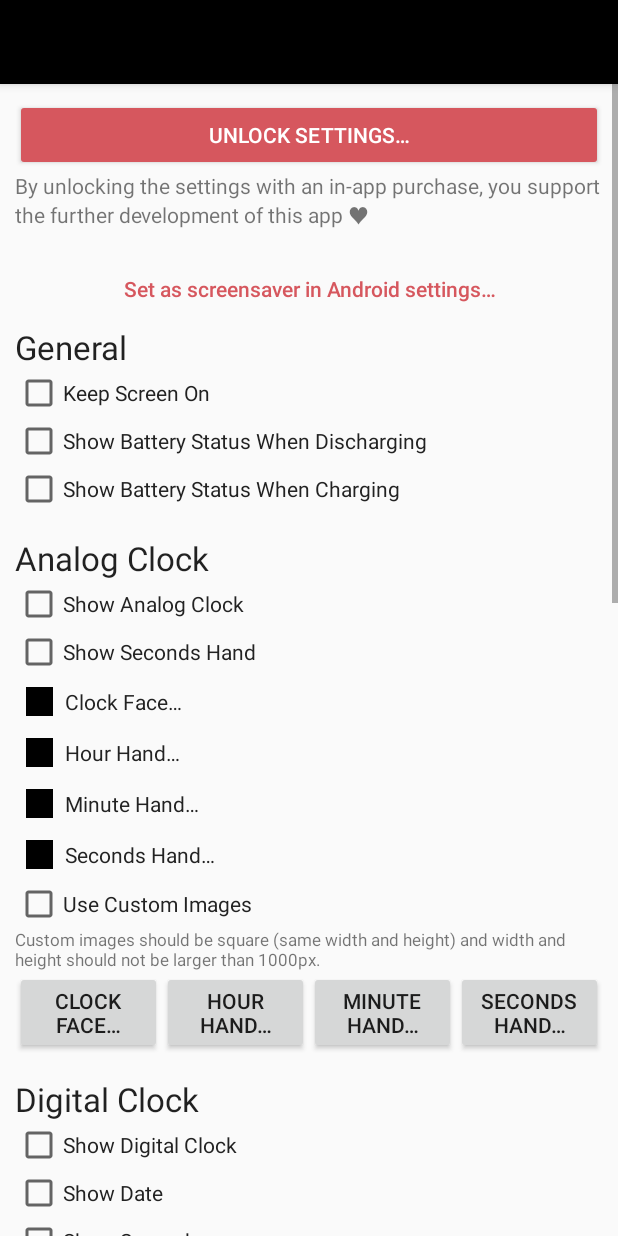
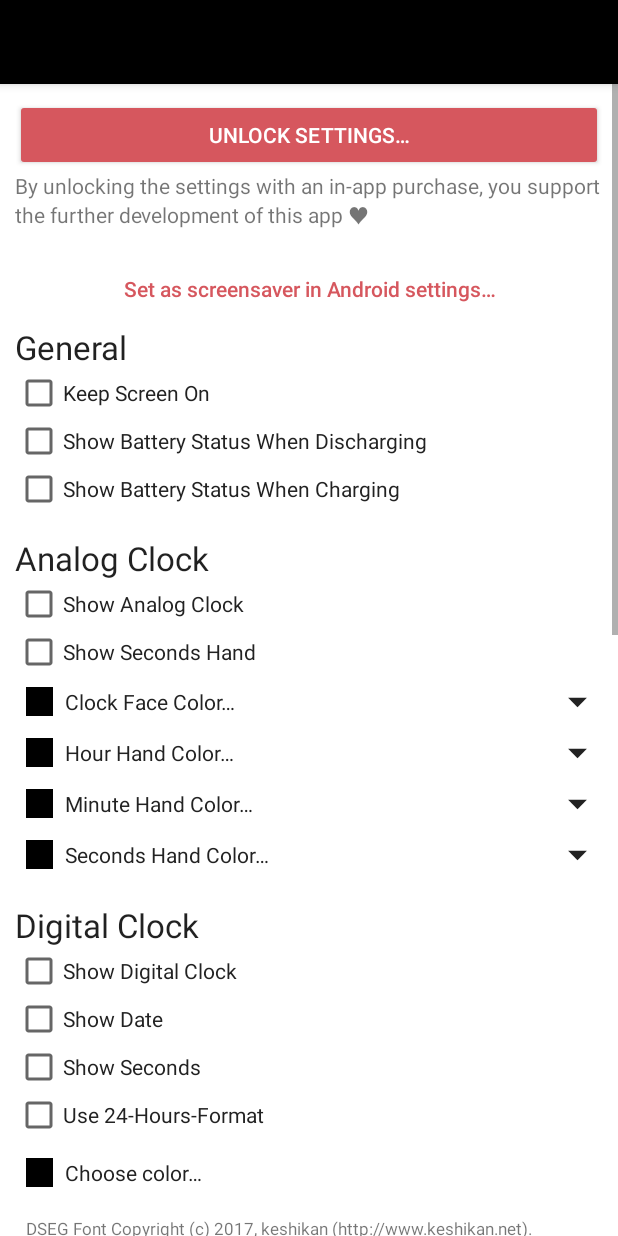
Before and after one commit to Vixen0219/Clock-mobile, an Android app: the layout activity_settings.xml on its own in the app's theme, with its tools: preview values and no code run, on a phone screen of 412 x 824 dp. Run offline under Robolectric (Android 15) with nearby library versions, the phone set to English and light mode, and no system bars.

Commit message:
improve analog clock image settings using spinners; improve styles.xml

```diff
--- a/app/src/main/AndroidManifest.xml
+++ b/app/src/main/AndroidManifest.xml
@@ -6,6 +6,9 @@
     <uses-permission android:name="android.permission.READ_CALENDAR" />
     <uses-permission android:name="com.android.vending.BILLING" />
     <uses-permission android:name="android.permission.INTERNET" />
+
+    <!-- do not remove - still necessary for older API levels <= 22 -->
+    <uses-permission android:name="android.permission.READ_EXTERNAL_STORAGE" />
 
     <uses-feature android:name="android.hardware.touchscreen" android:required="false" />
     <uses-feature android:name="android.software.leanback" android:required="false" />
--- /dev/null
+++ b/app/src/main/res/drawable/spinner_arrow.xml
@@ -0,0 +1,6 @@
+<?xml version="1.0" encoding="utf-8"?>
+<vector xmlns:android="http://schemas.android.com/apk/res/android"
+    android:height="30dp" android:width="30dp" android:tint="@color/colorSettingsCheckBoxes"
+    android:viewportHeight="24.0" android:viewportWidth="24.0">
+    <path android:fillColor="#FF000000" android:pathData="M7,10l5,5 5,-5z"/>
+</vector>
--- a/app/src/main/res/layout/activity_settings.xml
+++ b/app/src/main/res/layout/activity_settings.xml
@@ -149,8 +149,23 @@
                             android:layout_weight="1"
                             android:textColor="@color/checkbox_text_color"
                             android:duplicateParentState="true"
-                            android:text="@string/clock_face" />
+                            android:text="@string/clock_face_color" />
                     </LinearLayout>
+                    <FrameLayout
+                        android:layout_width="0dp"
+                        android:layout_height="match_parent"
+                        android:layout_weight="1">
+                        <ImageView
+                            android:layout_width="32dp"
+                            android:layout_height="30dp"
+                            android:paddingEnd="2dp"
+                            android:layout_gravity="center_vertical|end"
+                            android:src="@drawable/spinner_arrow" />
+                        <Spinner
+                            android:id="@+id/spinnerDesignAnalogFace"
+                            android:layout_width="match_parent"
+                            android:layout_height="match_parent" />
+                    </FrameLayout>
                 </LinearLayout>
 
                 <LinearLayout
@@ -181,8 +196,23 @@
                             android:layout_weight="1"
                             android:textColor="@color/checkbox_text_color"
                             android:duplicateParentState="true"
-                            android:text="@string/hour_hand" />
+                            android:text="@string/hour_hand_color" />
                     </LinearLayout>
+                    <FrameLayout
+                        android:layout_width="0dp"
+                        android:layout_height="match_parent"
+                        android:layout_weight="1">
+                        <ImageView
+                            android:layout_width="32dp"
+                            android:layout_height="30dp"
+                            android:paddingEnd="2dp"
+                            android:layout_gravity="center_vertical|end"
+                            android:src="@drawable/spinner_arrow" />
+                        <Spinner
+                            android:id="@+id/spinnerDesignAnalogHours"
+                            android:layout_width="match_parent"
+                            android:layout_height="match_parent" />
+                    </FrameLayout>
                 </LinearLayout>
 
                 <LinearLayout
@@ -213,8 +243,23 @@
                             android:layout_weight="1"
                             android:textColor="@color/checkbox_text_color"
                             android:duplicateParentState="true"
-                            android:text="@string/minute_hand" />
+                            android:text="@string/minute_hand_color" />
                     </LinearLayout>
+                    <FrameLayout
+                        android:layout_width="0dp"
+                        android:layout_height="match_parent"
+                        android:layout_weight="1">
+                        <ImageView
+                            android:layout_width="32dp"
+                            android:layout_height="30dp"
+                            android:paddingEnd="2dp"
+                            android:layout_gravity="center_vertical|end"
+                            android:src="@drawable/spinner_arrow" />
+                        <Spinner
+                            android:id="@+id/spinnerDesignAnalogMinutes"
+                            android:layout_width="match_parent"
+                            android:layout_height="match_parent" />
+                    </FrameLayout>
                 </LinearLayout>
 
                 <LinearLayout
@@ -245,52 +290,23 @@
                             android:layout_weight="1"
                             android:textColor="@color/checkbox_text_color"
                             android:duplicateParentState="true"
-                            android:text="@string/seconds_hand" />
+                            android:text="@string/seconds_hand_color" />
                     </LinearLayout>
-                </LinearLayout>
-
-                <CheckBox
-                    android:id="@+id/checkBoxOwnImageAnalog"
-                    android:layout_width="match_parent"
-                    android:layout_height="wrap_content"
-                    android:text="@string/use_own_images" />
-                <TextView
-                    android:layout_width="wrap_content"
-                    android:layout_height="match_parent"
-                    android:textSize="11sp"
-                    android:text="@string/own_images_note"/>
-                <LinearLayout
-                    android:orientation="horizontal"
-                    android:layout_width="match_parent"
-                    android:layout_height="wrap_content">
-                    <Button
-                        android:id="@+id/buttonChooseClockFace"
-                        android:layout_weight="1"
+                    <FrameLayout
                         android:layout_width="0dp"
-                        android:layout_height="wrap_content"
-                        android:onClick="onClickChooseClockFace"
-                        android:text="@string/clock_face" />
-                    <Button
-                        android:id="@+id/buttonChooseHoursHand"
-                        android:layout_weight="1"
-                        android:layout_width="0dp"
-                        android:layout_height="wrap_content"
-                        android:onClick="onClickChooseHoursHand"
-                        android:text="@string/hour_hand" />
-                    <Button
-                        android:id="@+id/buttonChooseMinutesHand"
-                        android:layout_weight="1"
-                        android:layout_width="0dp"
-                        android:layout_height="wrap_content"
-                        android:onClick="onClickChooseMinutesHand"
-                        android:text="@string/minute_hand" />
-                    <Button
-                        android:id="@+id/buttonChooseSecondsHand"
-                        android:layout_weight="1"
-                        android:layout_width="0dp"
-                        android:layout_height="wrap_content"
-                        android:onClick="onClickChooseSecondsHand"
-                        android:text="@string/seconds_hand" />
+                        android:layout_height="match_parent"
+                        android:layout_weight="1">
+                        <ImageView
+                            android:layout_width="32dp"
+                            android:layout_height="30dp"
+                            android:paddingEnd="2dp"
+                            android:layout_gravity="center_vertical|end"
+                            android:src="@drawable/spinner_arrow" />
+                        <Spinner
+                            android:id="@+id/spinnerDesignAnalogSeconds"
+                            android:layout_width="match_parent"
+                            android:layout_height="match_parent" />
+                    </FrameLayout>
                 </LinearLayout>
 
                 <Space
@@ -364,6 +380,7 @@
                 <TextView
                     android:layout_width="match_parent"
                     android:layout_height="wrap_content"
+                    android:padding="@dimen/padding_setting"
                     android:text="@string/dseg_font_note"
                     android:textSize="11sp" />
 
--- a/app/src/main/res/layout/dialog_color.xml
+++ b/app/src/main/res/layout/dialog_color.xml
@@ -34,7 +34,6 @@
 
             <SeekBar
                 android:id="@+id/seekBarRed"
-                android:background="@drawable/ripple_bg"
                 android:layout_width="0dp"
                 android:layout_height="wrap_content"
                 android:layout_row="0"
@@ -51,7 +50,6 @@
 
             <SeekBar
                 android:id="@+id/seekBarGreen"
-                android:background="@drawable/ripple_bg"
                 android:layout_width="0dp"
                 android:layout_height="wrap_content"
                 android:layout_row="1"
@@ -68,7 +66,6 @@
 
             <SeekBar
                 android:id="@+id/seekBarBlue"
-                android:background="@drawable/ripple_bg"
                 android:layout_width="0dp"
                 android:layout_height="wrap_content"
                 android:layout_row="2"
--- a/app/src/main/res/values-night/colors.xml
+++ b/app/src/main/res/values-night/colors.xml
@@ -2,4 +2,5 @@
 <resources>
     <color name="colorSettingsCheckBoxes">#fff</color>
     <color name="colorBackground">#181818</color> <!-- original: #303030 -->
+    <color name="colorBackgroundSecondary">#303030</color>
 </resources>
--- a/app/src/main/res/values-v31/styles.xml
+++ b/app/src/main/res/values-v31/styles.xml
@@ -1,22 +1,7 @@
 <?xml version="1.0" encoding="utf-8"?>
 <resources>
-
-    <style name="AppTheme" parent="Theme.AppCompat.DayNight">
-        <!-- Customize your theme here. -->
-        <item name="colorPrimary">@color/colorPrimary</item>
-        <item name="colorPrimaryDark">@color/colorPrimaryDark</item>
-        <item name="colorAccent">@color/colorAccent</item>
-        <item name="android:colorBackground">@color/colorBackground</item>
+    <style name="AppTheme" parent="BaseAppTheme">
+        <!-- fix the splash screen icon by filling the background -->
         <item name="android:windowSplashScreenIconBackgroundColor">@color/ic_launcher_background</item>
-
-        <!-- custom checkbox style to improve visibility on special (TV) devices -->
-        <item name="android:checkboxStyle">@style/MyCheckBoxStyle</item>
-        <!-- <item name="android:seekBarStyle">@style/MyCheckBoxStyle</item>
-            ... this should set the custom ripple for all seekbars but it's not working,
-            I now set the background manually on each seekbar ... pull requests welcome :) -->
-
-        <!-- No Action Bar -->
-        <item name="windowActionBar">false</item>
-        <item name="windowNoTitle">true</item>
     </style>
 </resources>
--- a/app/src/main/res/values/colors.xml
+++ b/app/src/main/res/values/colors.xml
@@ -5,5 +5,6 @@
     <color name="colorAccent">#d6575e</color>
     <color name="colorDefaultClock">#fff</color>
     <color name="colorSettingsCheckBoxes">#222</color>
-    <color name="colorBackground">#FAFAFA</color>
+    <color name="colorBackground">#FFFFFF</color>
+    <color name="colorBackgroundSecondary">#F2F2F2</color>
 </resources>
--- a/app/src/main/res/values/strings.xml
+++ b/app/src/main/res/values/strings.xml
@@ -43,10 +43,10 @@
     <string name="general">General</string>
     <string name="keep_screen_on">Keep Screen On</string>
     <string name="use_own_images">Use Custom Images</string>
-    <string name="clock_face">Clock Face…</string>
-    <string name="hour_hand">Hour Hand…</string>
-    <string name="minute_hand">Minute Hand…</string>
-    <string name="seconds_hand">Seconds Hand…</string>
+    <string name="clock_face_color">Clock Face Color…</string>
+    <string name="hour_hand_color">Hour Hand Color…</string>
+    <string name="minute_hand_color">Minute Hand Color…</string>
+    <string name="seconds_hand_color">Seconds Hand Color…</string>
     <string name="own_images_note">Custom images should be square (same width and height) and width and height should not be larger than 1000px.</string>
     <string name="choose_own_background_image">Choose Custom Background Image…</string>
     <string name="use_own_image">Use Custom Image</string>
@@ -81,4 +81,6 @@
     <string name="apply_for_all">Apply for all</string>
     <string name="buy_a_code">Buy a code…</string>
     <string name="unlock_code">Unlock Code</string>
+    <string name="default_design">Default Design</string>
+    <string name="custom_image">Custom Image…</string>
 </resources>
--- a/app/src/main/res/values/styles.xml
+++ b/app/src/main/res/values/styles.xml
@@ -1,23 +1,23 @@
 <resources>
 
-    <!-- Base application theme. -->
-    <style name="AppTheme" parent="Theme.AppCompat.DayNight">
-        <!-- Customize your theme here. -->
+    <!-- base application theme -->
+    <style name="BaseAppTheme" parent="Theme.AppCompat.DayNight">
+        <!-- app colors -->
         <item name="colorPrimary">@color/colorPrimary</item>
         <item name="colorPrimaryDark">@color/colorPrimaryDark</item>
         <item name="colorAccent">@color/colorAccent</item>
         <item name="android:colorBackground">@color/colorBackground</item>
 
-        <!-- custom checkbox style to improve visibility on special (TV) devices -->
-        <item name="android:checkboxStyle">@style/MyCheckBoxStyle</item>
-        <!-- <item name="android:seekBarStyle">@style/MyCheckBoxStyle</item>
-            ... this should set the custom ripple for all seekbars but it's not working,
-            I now set the background manually on each seekbar ... pull requests welcome :) -->
+        <!-- custom widget styles to improve visibility on special (TV) devices -->
+        <item name="checkboxStyle">@style/MyCheckBoxStyle</item>
+        <item name="seekBarStyle">@style/MySeekBarStyle</item>
+        <item name="spinnerStyle">@style/MySpinnerStyle</item>
 
-        <!-- No Action Bar -->
+        <!-- no action bar -->
         <item name="windowActionBar">false</item>
         <item name="windowNoTitle">true</item>
     </style>
+    <style name="AppTheme" parent="BaseAppTheme" />
 
     <style name="MyCheckBoxStyle" parent="Widget.AppCompat.CompoundButton.CheckBox">
         <!-- on Amazon Fire TV 4K, CheckBox label text is displayed in light gray on white, almost unreadable, so we set it manually to black -->
@@ -26,11 +26,26 @@
         <item name="android:background">@drawable/ripple_bg</item>
     </style>
 
+    <style name="MySeekBarStyle" parent="Widget.AppCompat.SeekBar">
+        <!-- increase visibility of the ripple (the highlight circle which appears when focusing the seekbar via (dpad) keys) -->
+        <item name="android:background">@drawable/ripple_bg</item>
+    </style>
+
+    <style name="MySpinnerStyle" parent="Widget.AppCompat.Spinner">
+        <!-- hide the default drop down arrow -->
+        <item name="android:background">?attr/selectableItemBackground</item>
+        <item name="android:paddingEnd">25dp</item>
+        <!-- increase the contrast of the dropdown menu to the activity background in dark mode by setting a custom background color -->
+        <item name="android:popupBackground">@color/colorBackgroundSecondary</item>
+    </style>
+
     <style name="Widget.AppCompat.Button.Colored" parent="@style/ThemeOverlay.AppCompat.DayNight">
+        <!-- force white text on colored buttons -->
         <item name="android:textColor">@color/color_button_text</item>
         <item name="backgroundTint">@color/color_button_background</item>
     </style>
 
+    <!-- settings container width: match parent but only until a max size (better UX for TVs) -->
     <style name="width_match_parent_max_200">
         <item name="android:layout_width">match_parent</item>
     </style>
```
Also changed, not shown: app/src/main/java/systems/sieber/fsclock/BaseSettingsActivity.java (+92 -59 lines), app/src/main/java/systems/sieber/fsclock/FsClockView.java (+12 -13 lines), 7 other files.
